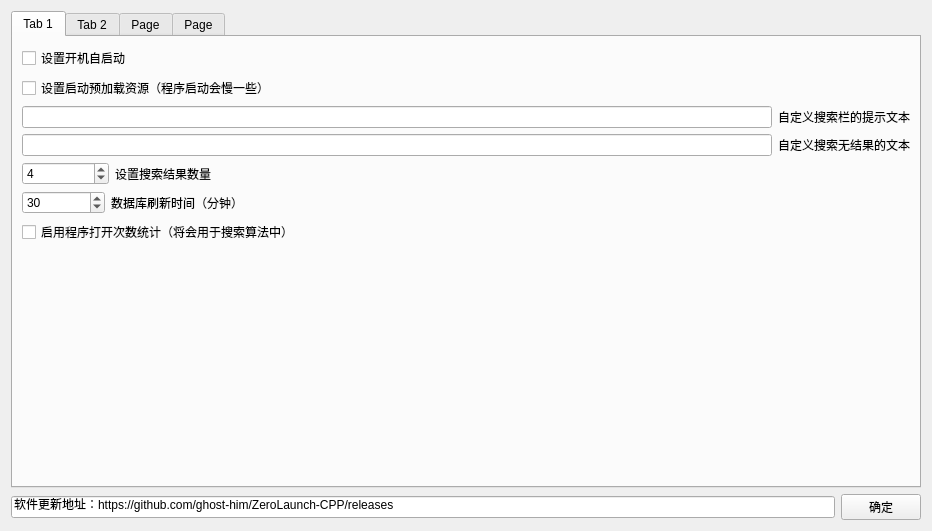
First picture: the form in ui/settingwindow.ui, repository ghost-him/ZeroLaunch-CPP, before the edit.
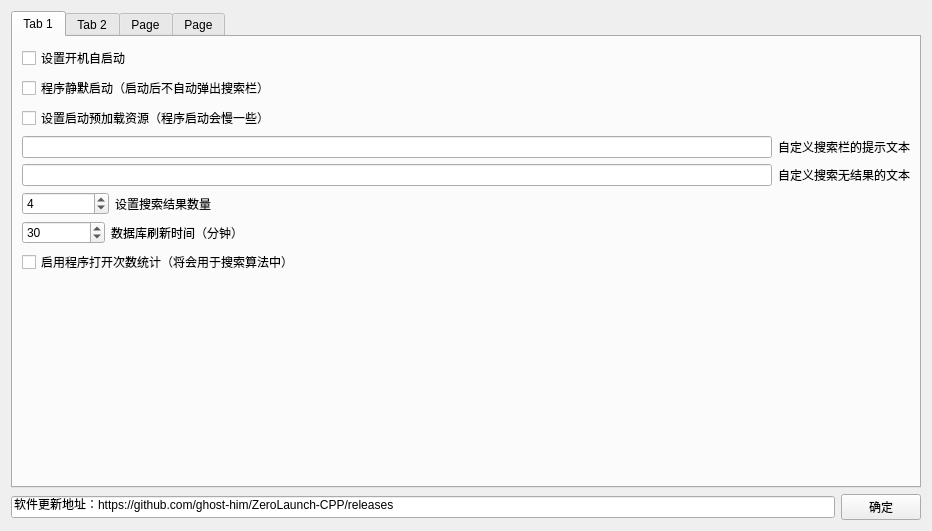
Second picture: the form after the edit.

Commit message: 添加了程序静默启动的功能

Patch:
```diff
--- a/ui/settingwindow.ui
+++ b/ui/settingwindow.ui
@@ -34,6 +34,13 @@
          </property>
         </widget>
        </item>
+       <item>
+        <widget class="QCheckBox" name="boxSlientBoot">
+         <property name="text">
+          <string>程序静默启动（启动后不自动弹出搜索栏）</string>
+         </property>
+        </widget>
+       </item>
        <item>
         <widget class="QCheckBox" name="boxPreLoadResource">
          <property name="text">
```
The commit also changes 6 other files.
